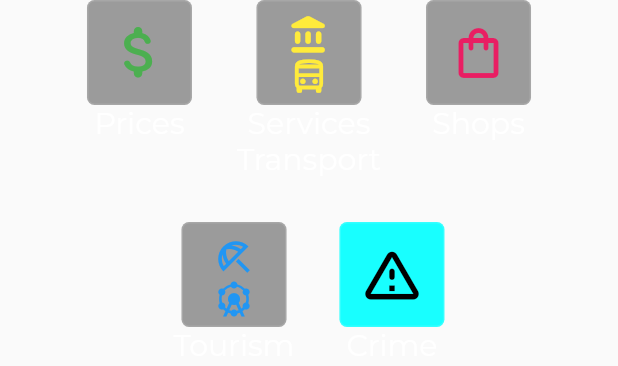
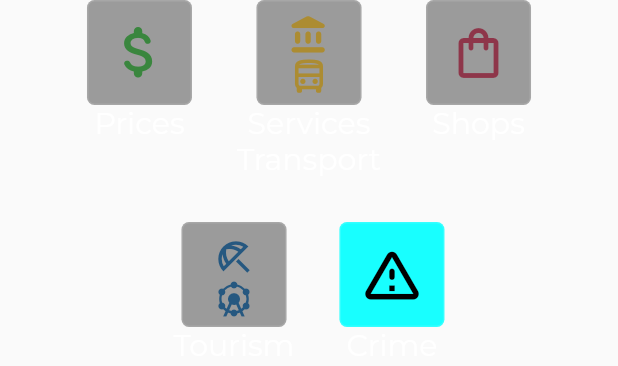
Before and after one commit to TiagoNunesFCT/IPM, a Flutter app: the InfoButton widget shown alone on an empty page, opened directly, on a phone screen of 412 x 824 dp. Shown: the top 366 px of the screen. Run offline on Flutter 3.47's test engine with Material 2 defaults, Android fonts, the light colour scheme and no system bars; our stand-ins replace cached_network_image, flutter_map, fluttertoast, latlong2, sqflite; accounts and stored records are empty; project files that could hold a hidden picture were left out.

Commit message:
Color tweak

```diff
--- a/lib/widgets/infoButtons.dart
+++ b/lib/widgets/infoButtons.dart
@@ -49,7 +49,7 @@ class InfoButtonState extends State<InfoButton> {
           ),
         ),
         child: IconButton(
-          icon: Icon(Icons.attach_money_rounded, color: Colors.green, size: 45),
+          icon: Icon(Icons.attach_money_rounded, color: const Color(0xFF3A863E), size: 45),
           onPressed: () {
               buttonPressing("Prices");
           },
@@ -76,11 +76,11 @@ class InfoButtonState extends State<InfoButton> {
         ),
         child: IconButton(
           icon: Column(children: [
-            Icon(Icons.account_balance_rounded, color: Colors.yellow, size: 28),
+            Icon(Icons.account_balance_rounded, color:  const Color(0xFFAC8C32), size: 28),
             Icon(
               Icons.directions_bus_outlined,
               size: 28,
-              color: Colors.yellow,
+              color: const Color(0xFFAC8C32),
             ),
           ]),
           onPressed: () {
@@ -108,7 +108,7 @@ class InfoButtonState extends State<InfoButton> {
           ),
         ),
         child: IconButton(
-          icon: Icon(Icons.shopping_bag_outlined, color: Colors.pink, size: 40),
+          icon: Icon(Icons.shopping_bag_outlined, color: const Color(0xFF8E364A), size: 40),
           onPressed: () {
             buttonPressing("Shopping");
           },
@@ -135,11 +135,11 @@ class InfoButtonState extends State<InfoButton> {
         ),
         child: IconButton(
           icon: Column(children: [
-            Icon(Icons.beach_access_outlined, color: Colors.blue, size: 28),
+            Icon(Icons.beach_access_outlined, color: const Color(0xFF265880), size: 28),
             Icon(
               Icons.attractions,
               size: 28,
-              color: Colors.blue,
+              color: const Color(0xFF265880),
             ),
           ]),
           onPressed: () {
```
Also changed, not shown: lib/views/infoScreen.dart (+6 -6 lines).
